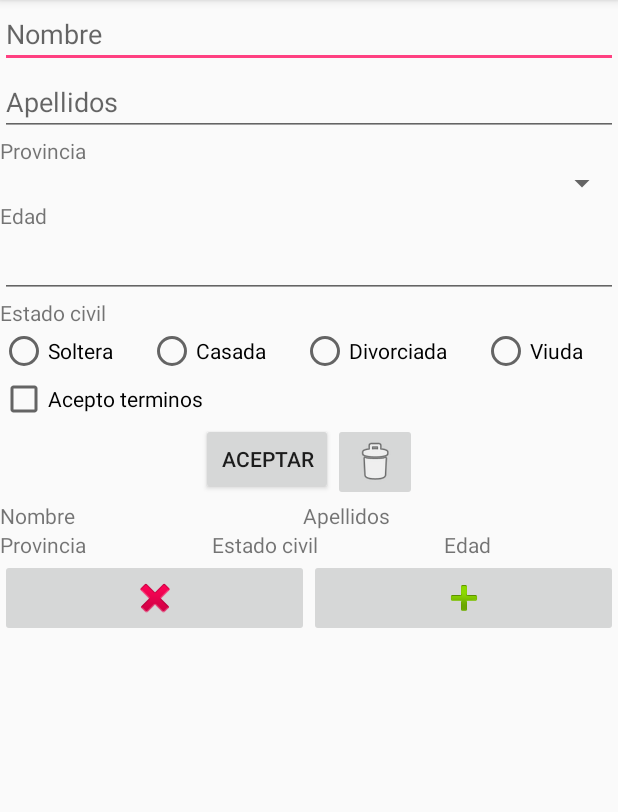
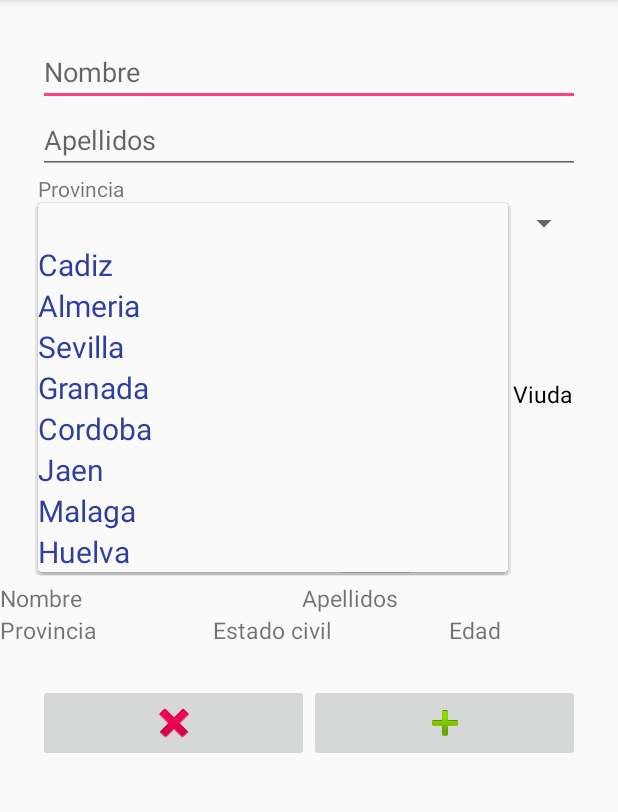
Before and after one commit to itshio/controles_ejercicio3, an Android app: the screen it shows after launch (MainActivity), after a tap on an icon or button, on a phone screen of 412 x 824 dp, the part 84-896 px from its top. Run offline under Robolectric (Android 15) with nearby library versions, the phone set to English and light mode, and no system bars.

Commit message:
ejercicio

```diff
--- a/app/src/main/java/com/example/controles_ejercicio3/MainActivity.java
+++ b/app/src/main/java/com/example/controles_ejercicio3/MainActivity.java
@@ -2,12 +2,200 @@ package com.example.controles_ejercicio3;
 
 import android.support.v7.app.AppCompatActivity;
 import android.os.Bundle;
+import android.view.View;
+import android.widget.ArrayAdapter;
+import android.widget.Button;
+import android.widget.CheckBox;
+import android.widget.EditText;
+import android.widget.ImageButton;
+import android.widget.RadioButton;
+import android.widget.RadioGroup;
+import android.widget.Spinner;
+import android.widget.TextView;
+import android.widget.Toast;
+
+import java.util.ArrayList;
 
 public class MainActivity extends AppCompatActivity {
+
+    TextView tvnombre,tvapellidos,tvestado,tvprovincia,tvedad;
+    Spinner spprovincia;
+    RadioGroup rgestado;
+    CheckBox cbterminos;
+    ImageButton papelera,anterior,siguiente;
+    EditText etnombre,etapellidos,etedad;
+    Button btaceptar;
+    ArrayList<Persona>lista_personas= new ArrayList<Persona>();
+    int indice;
+
+
 
     @Override
     protected void onCreate(Bundle savedInstanceState) {
         super.onCreate(savedInstanceState);
         setContentView(R.layout.activity_main);
+
+        btaceptar=(Button)findViewById(R.id.btn_aceptar);
+
+        tvnombre=(TextView)findViewById(R.id.txt_nombre);
+        tvapellidos=(TextView)findViewById(R.id.txt_apellidos);
+        tvedad=(TextView)findViewById(R.id.txt_edad);
+        tvestado=(TextView)findViewById(R.id.txt_estado);
+        tvprovincia=(TextView)findViewById(R.id.txt_provincia);
+
+        spprovincia= (Spinner)findViewById(R.id.sp_provincias);
+
+        rgestado=(RadioGroup)findViewById(R.id.rg_estadocivil);
+
+        cbterminos=(CheckBox)findViewById(R.id.cb_terminos);
+
+        papelera=(ImageButton)findViewById(R.id.img_papelera);
+        anterior=(ImageButton)findViewById(R.id.img_anterior);
+        siguiente=(ImageButton)findViewById(R.id.img_siguiente);
+
+        etnombre=(EditText) findViewById(R.id.et_nombre);
+        etapellidos=(EditText) findViewById(R.id.et_apellidos);
+        etedad=(EditText) findViewById(R.id.et_edad);
+
+        String [] provincias = {"","Cadiz","Almeria","Sevilla","Granada","Cordoba","Jaen","Malaga","Huelva"};
+        ArrayAdapter<String> adaptadorprovincias = new ArrayAdapter<String>(this,
+                R.layout.item_spinner,provincias);
+        spprovincia.setAdapter(adaptadorprovincias);
+
+
+
+
+    }//On CREATE
+
+    public void activable (View view) {
+
+        if(cbterminos.isChecked()){
+            btaceptar.setEnabled(true);
+        }else{
+            btaceptar.setEnabled(false);
+        }
     }
+
+
+    public void aceptar (View view){
+
+        String cajanombre=etnombre.getText().toString();
+        String cajaapellidos=etapellidos.getText().toString();
+        String cajaedad=etedad.getText().toString();
+        String spprovincias= spprovincia.getSelectedItem().toString();
+        int idestado=rgestado.getCheckedRadioButtonId();
+
+
+        if(cbterminos.isChecked()) {
+
+
+
+
+
+
+           if(cajanombre.equals("")||cajaapellidos.equals("")|| cajaedad.equals("")||spprovincias.equals("")||idestado==-1){
+
+                toast("Faltan campos obligatorios por rellenar");
+
+            }else{
+
+                RadioButton rbcopia= (RadioButton)findViewById(idestado);
+                String estado= rbcopia.getText().toString();
+                int edad = Integer.parseInt(cajaedad);
+                Persona p = new Persona (cajanombre,cajaapellidos,spprovincias,estado,edad);
+                lista_personas.add(p);
+                limpiador();
+
+            }
+
+
+        }else{
+
+            toast("Acepta los terminos");
+
+        }
+
+
+
+
+
+    }
+
+
+    public void papelera (View view){
+
+        limpiador();
+
+    }
+
+    public void anterior (View view){
+
+        if(indice>0){
+            indice--;
+            cargarpersona();
+
+
+        }else{
+
+            toast("Este es el primero");
+
+        }
+
+    }
+
+    public void siguiente (View view){
+
+        if(indice<lista_personas.size()-1){
+
+            indice++;
+            cargarpersona();
+
+        }else{
+
+            indice=0;
+            cargarpersona();
+
+        }
+
+
+    }
+
+
+private void toast (String mensaje){
+
+    Toast.makeText(getApplicationContext(), mensaje,
+            Toast.LENGTH_LONG).show();
+
 }
+
+private void limpiador (){
+
+    etnombre.setText("");
+    etapellidos.setText("");
+    etedad.setText("");
+    spprovincia.setSelection(0);
+    rgestado.clearCheck();
+    cbterminos.setChecked(false);
+
+
+
+
+
+}
+
+private void cargarpersona (){
+
+    Persona p=lista_personas.get(indice);
+    tvnombre.setText("Nombre: "+p.getNombre());
+    tvapellidos.setText("Apellidos: "+p.getApellido());
+    tvedad.setText("Edad: "+p.getEdad());
+    tvprovincia.setText("Provincia: "+p.getProvincia());
+    tvestado.setText("Estado: "+p.getEstado_civil());
+
+
+
+}
+
+
+
+}//NO BORRAR
--- a/app/src/main/res/layout/activity_main.xml
+++ b/app/src/main/res/layout/activity_main.xml
@@ -10,7 +10,8 @@
 
     <RelativeLayout
         android:layout_width="match_parent"
-        android:layout_height="wrap_content">
+        android:layout_height="wrap_content"
+        style="@style/estilogeneral_letras">
 
         <ScrollView
             android:layout_width="match_parent"
@@ -56,9 +57,10 @@
 
                 <EditText
                     android:id="@+id/et_edad"
-                    android:layout_width="match_parent"
+                    android:layout_width="@dimen/d35"
                     android:layout_height="wrap_content"
                     android:ems="10"
+                    android:maxLength="2"
                     android:inputType="number" />
 
                 <TextView
@@ -78,12 +80,14 @@
                         android:layout_width="wrap_content"
                         android:layout_height="wrap_content"
                         android:layout_weight="1"
+                        style="@style/tipografia"
                         android:text="@string/soltera" />
 
                     <RadioButton
                         android:id="@+id/rbtn_casado"
                         android:layout_width="wrap_content"
                         android:layout_height="wrap_content"
+                        style="@style/tipografia"
                         android:layout_weight="1"
                         android:text="@string/casada" />
 
@@ -91,6 +95,7 @@
                         android:id="@+id/rbtn_divorciado"
                         android:layout_width="wrap_content"
                         android:layout_height="wrap_content"
+                        style="@style/tipografia"
                         android:layout_weight="1"
                         android:text="@string/divorciada" />
 
@@ -98,6 +103,7 @@
                         android:id="@+id/rbtn_viudo"
                         android:layout_width="wrap_content"
                         android:layout_height="wrap_content"
+                        style="@style/tipografia"
                         android:layout_weight="1"
                         android:text="@string/viuda" />
                 </RadioGroup>
@@ -105,6 +111,7 @@
                 <CheckBox
                     android:id="@+id/cb_terminos"
                     android:layout_width="match_parent"
+                    android:onClick="activable"
                     android:layout_height="wrap_content"
                     android:text="@string/terminos" />
 
@@ -124,6 +131,8 @@
             android:id="@+id/btn_aceptar"
             android:layout_width="wrap_content"
             android:layout_height="wrap_content"
+            android:onClick="aceptar"
+            android:enabled="false"
             android:text="@string/aceptar" />
 
         <ImageButton
@@ -132,6 +141,7 @@
             android:layout_height="wrap_content"
             android:baselineAlignBottom="false"
             android:textAlignment="center"
+            android:onClick="papelera"
             app:srcCompat="@android:drawable/ic_menu_delete" />
     </LinearLayout>
 
@@ -145,6 +155,7 @@
             android:id="@+id/txt_nombre"
             android:layout_width="wrap_content"
             android:layout_height="wrap_content"
+            style="@style/tipografia"
             android:layout_weight="1"
             android:text="@string/nombre" />
 
@@ -152,6 +163,7 @@
             android:id="@+id/txt_apellidos"
             android:layout_width="wrap_content"
             android:layout_height="wrap_content"
+            style="@style/tipografia"
             android:layout_weight="1"
             android:text="@string/apellidos" />
     </LinearLayout>
@@ -167,12 +179,14 @@
             android:layout_width="wrap_content"
             android:layout_height="wrap_content"
             android:layout_weight="1"
+            style="@style/tipografia"
             android:text="@string/provincia" />
 
         <TextView
             android:id="@+id/txt_estado"
             android:layout_width="wrap_content"
             android:layout_height="wrap_content"
+            style="@style/tipografia"
             android:layout_weight="1"
             android:text="@string/estado" />
 
@@ -180,6 +194,7 @@
             android:id="@+id/txt_edad"
             android:layout_width="wrap_content"
             android:layout_height="wrap_content"
+            style="@style/tipografia"
             android:layout_weight="1"
             android:text="@string/edad" />
     </LinearLayout>
@@ -187,6 +202,7 @@
     <LinearLayout
         android:layout_width="match_parent"
         android:layout_height="wrap_content"
+        style="@style/estilogeneral_letras"
         android:orientation="horizontal">
 
         <ImageButton
@@ -194,13 +210,16 @@
             android:layout_width="wrap_content"
             android:layout_height="wrap_content"
             android:layout_weight="1"
+            android:onClick="anterior"
             app:srcCompat="@android:drawable/ic_delete" />
 
         <ImageButton
             android:id="@+id/img_siguiente"
             android:layout_width="wrap_content"
             android:layout_height="wrap_content"
+            android:onClick="siguiente"
             android:layout_weight="1"
+
             app:srcCompat="@android:drawable/ic_input_add" />
     </LinearLayout>
 
--- /dev/null
+++ b/app/src/main/res/layout/item_spinner.xml
@@ -0,0 +1,9 @@
+<?xml version="1.0" encoding="utf-8"?>
+<TextView
+
+    android:layout_width="match_parent"
+    android:layout_height="wrap_content"
+    android:textColor="@color/colorPrimaryDark"
+    android:textSize="@dimen/d20"
+
+    xmlns:android="http://schemas.android.com/apk/res/android" />
```
Also changed, not shown: app/src/main/res/values/styles.xml (+14 -0 lines).
